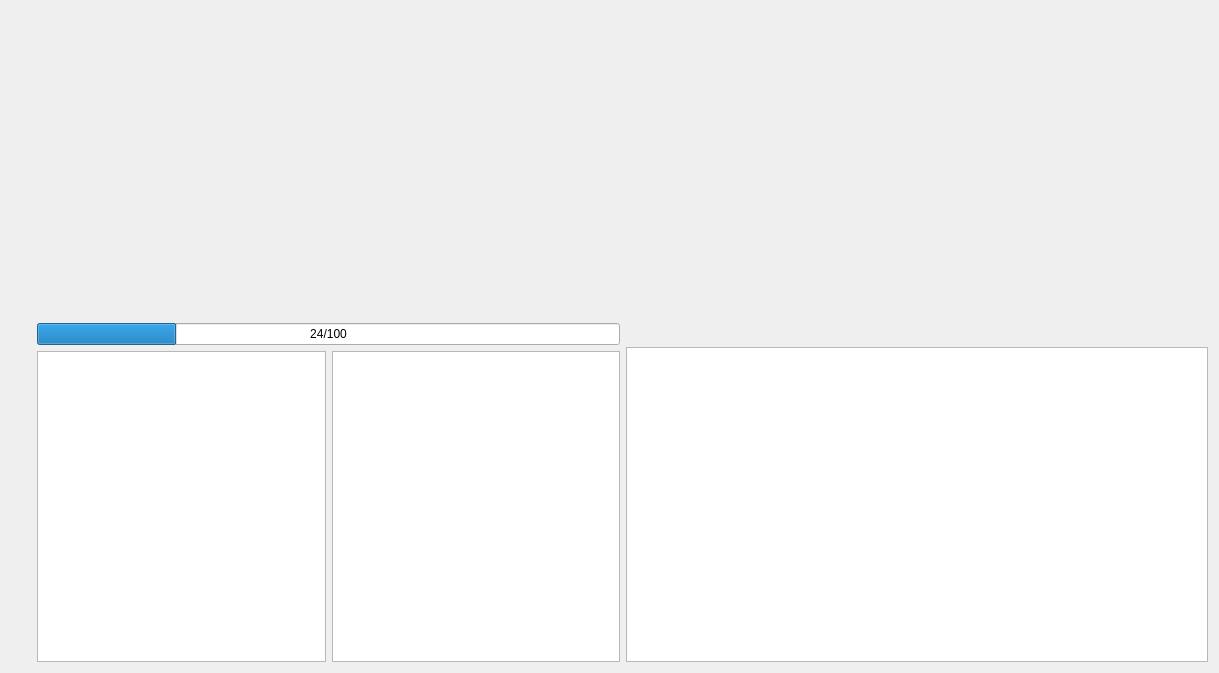
First picture: the form in front.ui, repository ideallx/Hexagon, before the edit.
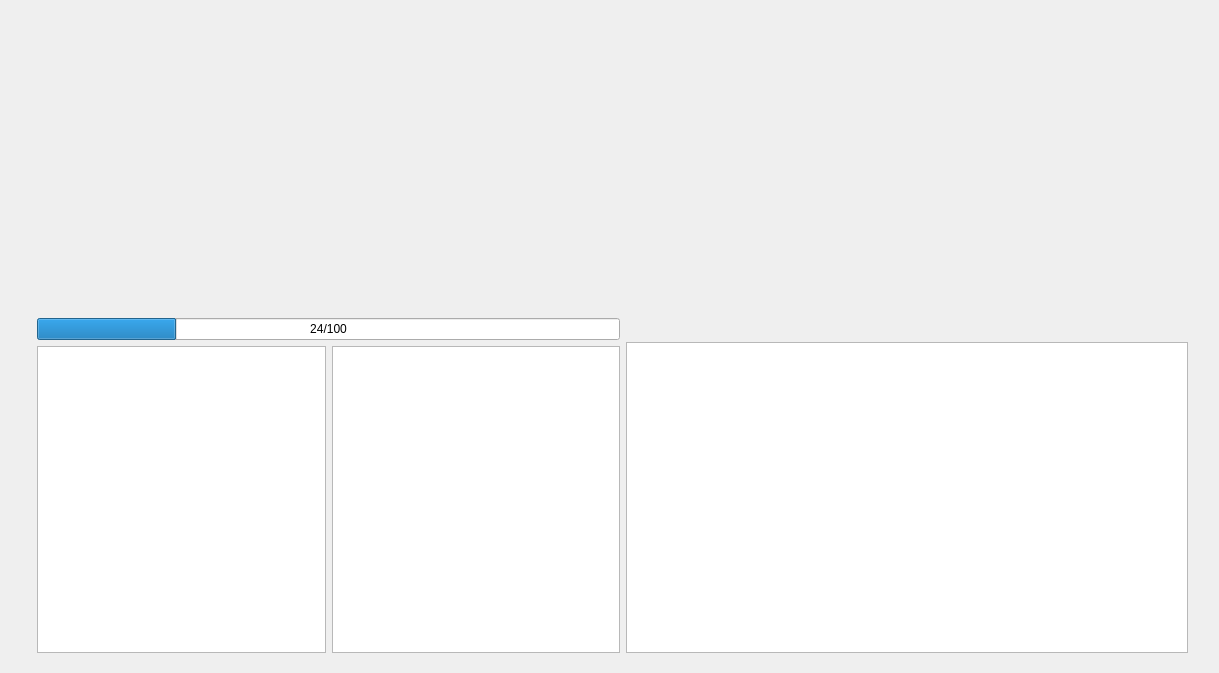
Second picture: the form after the edit. Custom widgets are drawn as their Qt base class.

Patch:
```diff
--- a/front.ui
+++ b/front.ui
@@ -14,6 +14,9 @@
    <string>Form</string>
   </property>
   <layout class="QHBoxLayout" name="horizontalLayout_5">
+   <property name="bottomMargin">
+    <number>20</number>
+   </property>
    <item>
     <layout class="QVBoxLayout" name="leftBlock">
      <property name="sizeConstraint">
@@ -113,6 +116,9 @@
      <property name="sizeConstraint">
       <enum>QLayout::SetFixedSize</enum>
      </property>
+     <property name="rightMargin">
+      <number>20</number>
+     </property>
      <item>
       <layout class="QHBoxLayout" name="horizontalLayout_2">
        <item>
```
